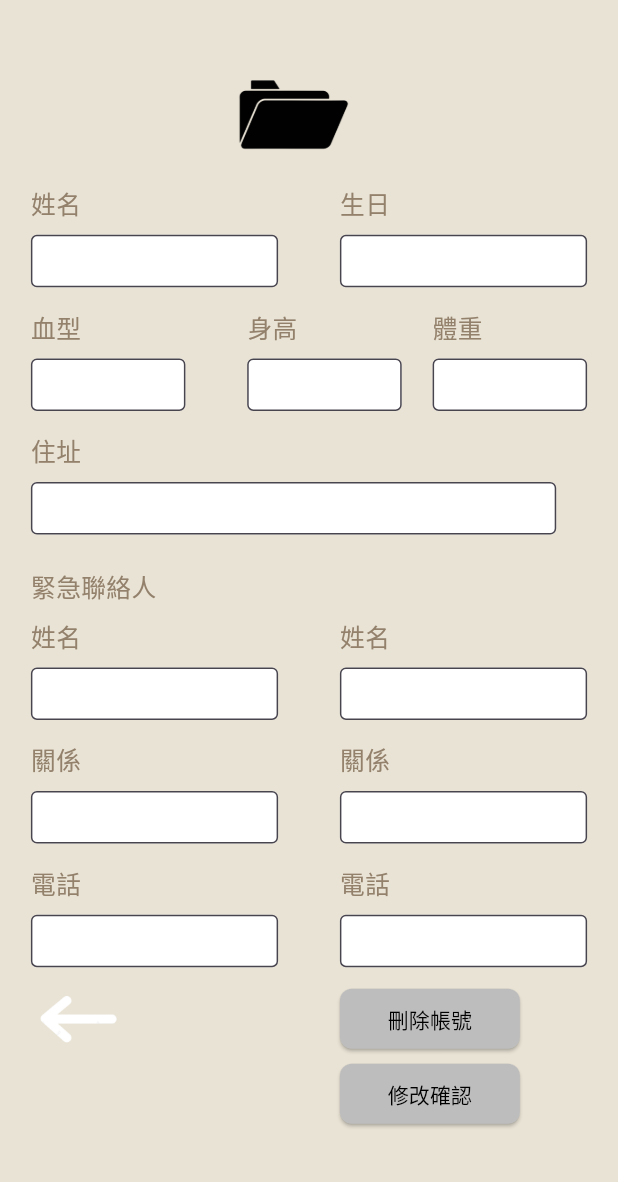
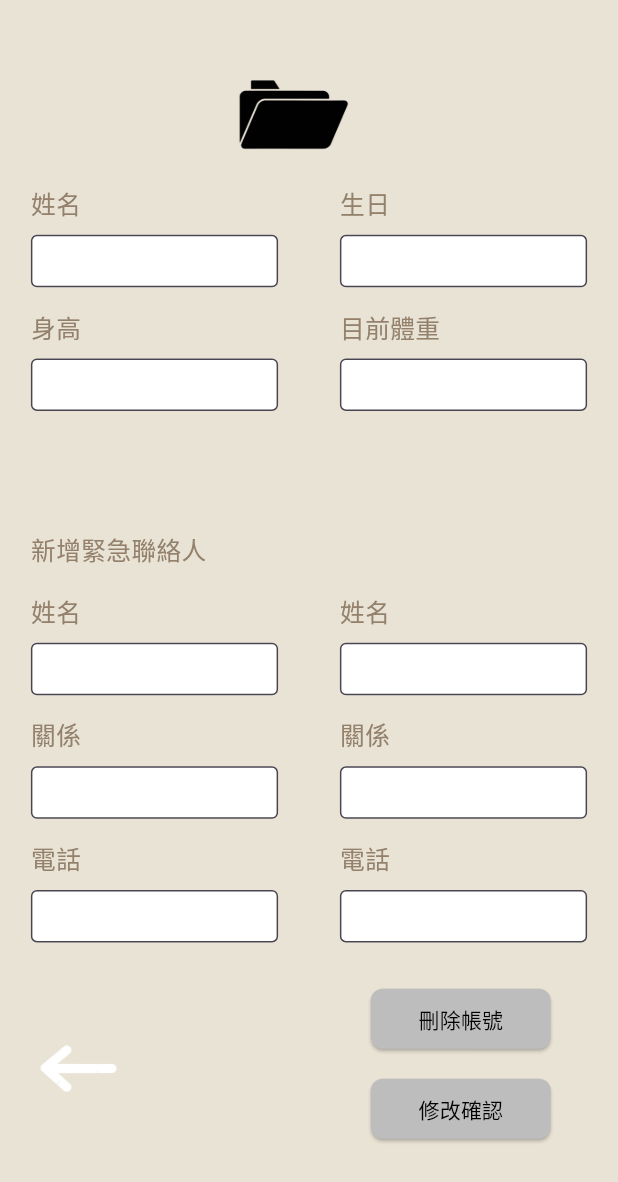
Before and after one commit to 411631277/project, a Flutter app: the DetaWidget screen opened directly, on a phone screen of 412 x 824 dp. Shown: the top 1182 px of the screen. Run offline on Flutter 3.47's test engine with Material 3 defaults, Android fonts, the phone set to English and light mode, and no system bars; our stand-ins replace cloud_firestore, firebase_core, logger; accounts and stored records are empty; Roboto replaces fonts that are missing (Inter).

Commit message:
2/17 修改資料畫面修改

```diff
--- a/lib/home/delete_acc.dart
+++ b/lib/home/delete_acc.dart
@@ -60,7 +60,7 @@ class DeleteAccWidget extends StatelessWidget {
               top: screenHeight * 0.65,
               left: screenWidth * 0.35,
               child: _buildButton(context, '返回', Colors.grey.shade400, () {
-                Navigator.pushNamed(context, '/Main_screenWidget'); // 跳轉到
+                Navigator.pushNamed(context, '/MainScreenWidget'); // 跳轉到
               }),
             ),
           ],
--- a/lib/home/deta.dart
+++ b/lib/home/deta.dart
@@ -1,8 +1,18 @@
 import 'package:flutter/material.dart';
+import 'package:flutter/cupertino.dart';
 import 'dart:math' as math;
 
-class DetaWidget extends StatelessWidget {
+class DetaWidget extends StatefulWidget {
   const DetaWidget({super.key});
+
+  @override
+  State<DetaWidget> createState() => _DetaWidgetState();
+}
+
+class _DetaWidgetState extends State<DetaWidget> {
+  final TextEditingController birthDateController = TextEditingController();
+  final TextEditingController heightController = TextEditingController();
+  final TextEditingController weightController = TextEditingController();
 
   @override
   Widget build(BuildContext context) {
@@ -38,75 +48,62 @@ class DetaWidget extends StatelessWidget {
             _buildLabel(screenWidth, screenHeight * 0.15, 0.05, '姓名'),
             _buildLabel(screenWidth, screenHeight * 0.15, 0.55, '生日'),
             _buildTextField(screenWidth, screenHeight * 0.19, 0.05, 0.4),
-            _buildTextField(screenWidth, screenHeight * 0.19, 0.55, 0.4),
+            _buildDatePickerField(screenWidth, screenHeight * 0.19, 0.55, 0.4,
+                birthDateController),
 
-            // **血型、身高與體重**
-            _buildLabel(screenWidth, screenHeight * 0.25, 0.05, '血型'),
-            _buildLabel(screenWidth, screenHeight * 0.25, 0.4, '身高'),
-            _buildLabel(screenWidth, screenHeight * 0.25, 0.7, '體重'),
-            _buildTextField(screenWidth, screenHeight * 0.29, 0.05, 0.25),
-            _buildTextField(screenWidth, screenHeight * 0.29, 0.4, 0.25),
-            _buildTextField(screenWidth, screenHeight * 0.29, 0.7, 0.25),
-
-            // **住址**
-            _buildLabel(screenWidth, screenHeight * 0.35, 0.05, '住址'),
-            _buildTextField(screenWidth, screenHeight * 0.39, 0.05, 0.85),
+            // **身高與體重**
+            _buildLabel(screenWidth, screenHeight * 0.25, 0.05, '身高'),
+            _buildLabel(screenWidth, screenHeight * 0.25, 0.55, '目前體重'),
+            _buildHeightPickerField(
+                screenWidth, screenHeight * 0.29, 0.05, 0.4, heightController),
+            _buildWeightPickerField(
+                screenWidth, screenHeight * 0.29, 0.55, 0.4, weightController),
 
             // **緊急聯絡人**
-            _buildLabel(screenWidth, screenHeight * 0.46, 0.05, '緊急聯絡人'),
+            _buildLabel(screenWidth, screenHeight * 0.43, 0.05, '新增緊急聯絡人'),
+            _buildLabel(screenWidth, screenHeight * 0.48, 0.05, '姓名'),
+            _buildLabel(screenWidth, screenHeight * 0.48, 0.55, '姓名'),
+            _buildTextField(screenWidth, screenHeight * 0.52, 0.05, 0.4),
+            _buildTextField(screenWidth, screenHeight * 0.52, 0.55, 0.4),
 
-            // **聯絡人 1**
-            _buildLabel(screenWidth, screenHeight * 0.50, 0.05, '姓名'),
-            _buildLabel(screenWidth, screenHeight * 0.50, 0.55, '姓名'),
-            _buildTextField(screenWidth, screenHeight * 0.54, 0.05, 0.4),
-            _buildTextField(screenWidth, screenHeight * 0.54, 0.55, 0.4),
+            _buildLabel(screenWidth, screenHeight * 0.58, 0.05, '關係'),
+            _buildLabel(screenWidth, screenHeight * 0.58, 0.55, '關係'),
+            _buildTextField(screenWidth, screenHeight * 0.62, 0.05, 0.4),
+            _buildTextField(screenWidth, screenHeight * 0.62, 0.55, 0.4),
 
-            _buildLabel(screenWidth, screenHeight * 0.60, 0.05, '關係'),
-            _buildLabel(screenWidth, screenHeight * 0.60, 0.55, '關係'),
-            _buildTextField(screenWidth, screenHeight * 0.64, 0.05, 0.4),
-            _buildTextField(screenWidth, screenHeight * 0.64, 0.55, 0.4),
-
-            _buildLabel(screenWidth, screenHeight * 0.70, 0.05, '電話'),
-            _buildLabel(screenWidth, screenHeight * 0.70, 0.55, '電話'),
-            _buildTextField(screenWidth, screenHeight * 0.74, 0.05, 0.4),
-            _buildTextField(screenWidth, screenHeight * 0.74, 0.55, 0.4),
-
+            _buildLabel(screenWidth, screenHeight * 0.68, 0.05, '電話'),
+            _buildLabel(screenWidth, screenHeight * 0.68, 0.55, '電話'),
+            _buildTextField(screenWidth, screenHeight * 0.72, 0.05, 0.4),
+            _buildTextField(screenWidth, screenHeight * 0.72, 0.55, 0.4),
             // **返回按鈕**
             Positioned(
               top: screenHeight * 0.75,
               left: screenWidth * 0.05,
               child: GestureDetector(
-                onTap: () {
-                  Navigator.pop(context);
-                },
+                onTap: () => Navigator.pop(context),
                 child: Transform.rotate(
-                  angle: 180 * (math.pi / 180),
-                  child: Container(
+                  angle: math.pi,
+                  child: Image.asset(
+                    'assets/images/back.png',
                     width: screenWidth * 0.15,
-                    height: screenHeight * 0.15,
-                    decoration: const BoxDecoration(
-                      image: DecorationImage(
-                        image: AssetImage('assets/images/back.png'),
-                        fit: BoxFit.contain,
-                      ),
-                    ),
+                    height: screenHeight * 0.23,
                   ),
                 ),
               ),
             ),
 
-            // **刪除帳號 & 修改確認按鈕（直向排列 + 字體縮小）**
+            // **刪除帳號 & 修改確認按鈕**
             Positioned(
-              top: screenHeight * 0.80,
-              left: screenWidth * 0.55,
+              top: screenHeight * 0.8,
+              left: screenWidth * 0.60,
               child: Column(
                 children: [
                   _buildButton('刪除帳號', Colors.grey.shade400, () {
-                    Navigator.pushNamed(context, '/DeleteWidget'); // 刪除帳號邏輯
+                    Navigator.pushNamed(context, '/DeleteWidget');
                   }),
-                  const SizedBox(height: 10), // 按鈕間距
+                  const SizedBox(height: 20),
                   _buildButton('修改確認', Colors.grey.shade400, () {
-                    Navigator.pushNamed(context, '/ReviseWidget'); // 修改確認邏輯
+                    Navigator.pushNamed(context, '/ReviseWidget');
                   }),
                 ],
               ),
@@ -127,7 +124,7 @@ class DetaWidget extends StatelessWidget {
         style: TextStyle(
           color: const Color.fromRGBO(147, 129, 108, 1),
           fontFamily: 'Inter',
-          fontSize: screenWidth * 0.04, // 字體稍微小一點
+          fontSize: screenWidth * 0.04,
           fontWeight: FontWeight.normal,
         ),
       ),
@@ -144,7 +141,7 @@ class DetaWidget extends StatelessWidget {
         width: screenWidth * widthFactor,
         height: 35,
         child: TextField(
-          decoration: InputDecoration(
+          decoration: const InputDecoration(
             filled: true,
             fillColor: Colors.white,
             border: OutlineInputBorder(),
@@ -154,7 +151,96 @@ class DetaWidget extends StatelessWidget {
     );
   }
 
-  // **按鈕 Widget**
+  // **日期選擇器**
+  Widget _buildDatePickerField(double screenWidth, double top, double left,
+      double widthFactor, TextEditingController controller) {
+    return Positioned(
+      top: top,
+      left: screenWidth * left,
+      child: GestureDetector(
+        onTap: () async {
+          DateTime? pickedDate = await showDatePicker(
+            context: context,
+            initialDate: DateTime.now(),
+            firstDate: DateTime(1900),
+            lastDate: DateTime.now(),
+          );
+          if (pickedDate != null) {
+            controller.text =
+                "${pickedDate.year}-${pickedDate.month}-${pickedDate.day}";
+          }
+        },
+        child: AbsorbPointer(
+          child: _buildTextField(screenWidth, top, left, widthFactor),
+        ),
+      ),
+    );
+  }
+
+  // **身高選擇器**
+  Widget _buildHeightPickerField(double screenWidth, double top, double left,
+      double widthFactor, TextEditingController controller) {
+    return Positioned(
+      top: top,
+      left: screenWidth * left,
+      child: GestureDetector(
+        onTap: () => _showPicker(context, controller, 80, 150, " cm"),
+        child: AbsorbPointer(
+          child: _buildTextField(screenWidth, top, left, widthFactor),
+        ),
+      ),
+    );
+  }
+
+  // **體重選擇器**
+  Widget _buildWeightPickerField(double screenWidth, double top, double left,
+      double widthFactor, TextEditingController controller) {
+    return Positioned(
+      top: top,
+      left: screenWidth * left,
+      child: GestureDetector(
+        onTap: () => _showPicker(context, controller, 0, 20, " kg"),
+        child: AbsorbPointer(
+          child: _buildTextField(screenWidth, top, left, widthFactor),
+        ),
+      ),
+    );
+  }
+
+  // **數值選擇器通用方法**
+  void _showPicker(BuildContext context, TextEditingController controller,
+      int min, int max, String unit) {
+    showModalBottomSheet(
+      context: context,
+      builder: (BuildContext builder) {
+        return SizedBox(
+          height: 250,
+          child: Column(
+            children: [
+              SizedBox(
+                height: 200,
+                child: CupertinoPicker(
+                  itemExtent: 40,
+                  onSelectedItemChanged: (int index) {
+                    controller.text = "${min + index}$unit";
+                  },
+                  children: List<Widget>.generate(max - min + 1, (int index) {
+                    return Center(child: Text("${min + index}$unit"));
+                  }),
+                ),
+              ),
+              ElevatedButton(
+                onPressed: () => Navigator.pop(context),
+                child: const Text("確定"),
+              ),
+            ],
+          ),
+        );
+      },
+    );
+  }
+}
+
 Widget _buildButton(String text, Color color, VoidCallback onPressed) {
   return SizedBox(
     width: 120, // 按鈕寬度
@@ -177,4 +263,3 @@ class DetaWidget extends StatelessWidget {
     ),
   );
 }
-}
--- a/lib/home/revise.dart
+++ b/lib/home/revise.dart
@@ -63,7 +63,7 @@ class ReviseWidget extends StatelessWidget {
                   onPressed: () {
                     // **返回跳轉頁面**
                     Navigator.pushNamed(
-                        context, '/Home_screenWidget'); // 替換成你的頁面路徑
+                        context, '/HomeScreenWidget'); // 替換成你的頁面路徑
                   },
                   child: Text(
                     '返回',
```
Lines whose indentation alone changed are shown as unchanged.
